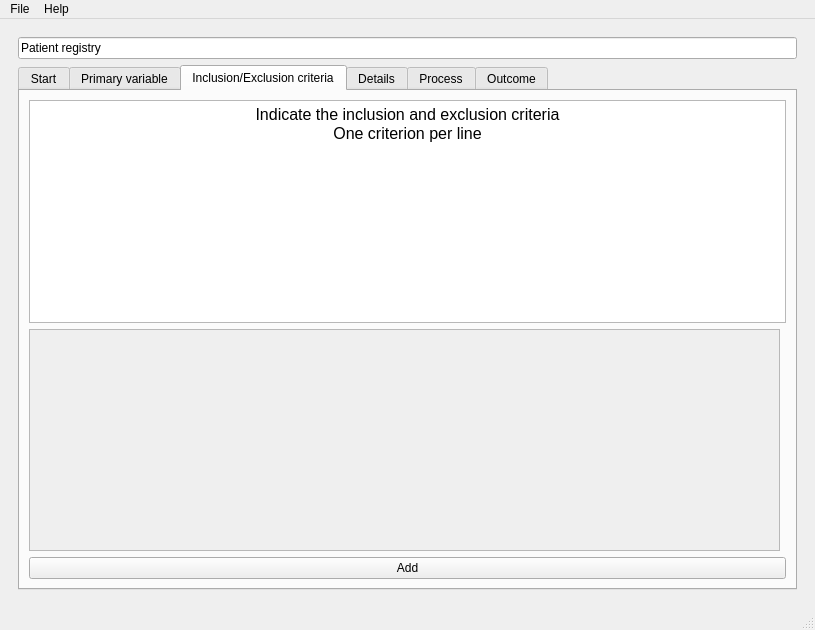
diegotxegp/hamelin, file ui/interface.ui: the form before one commit.
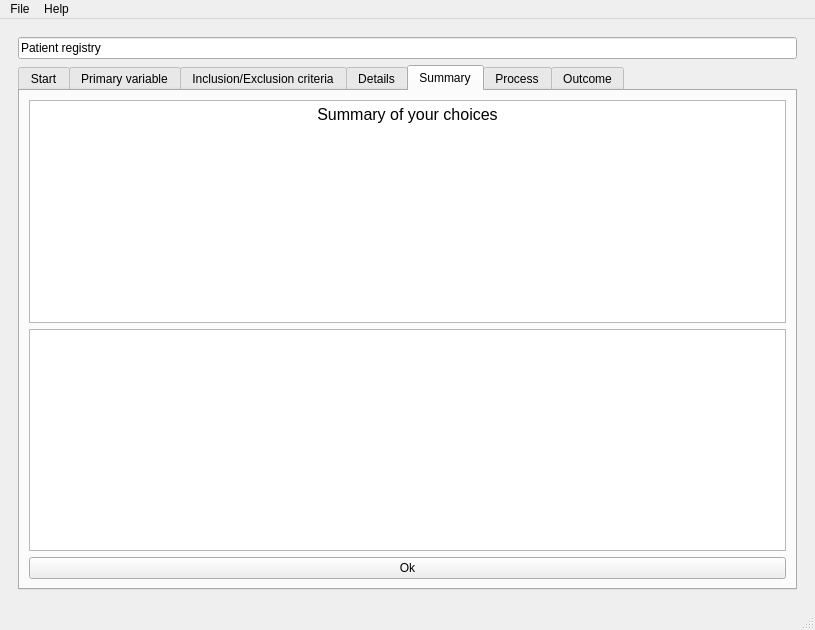
The form after the commit.

```diff
--- a/ui/interface.ui
+++ b/ui/interface.ui
@@ -248,7 +248,7 @@
         <item row="1" column="0">
          <widget class="QTabWidget" name="tabWidget_registry">
           <property name="currentIndex">
-           <number>2</number>
+           <number>4</number>
           </property>
           <widget class="QWidget" name="tab_registry_start">
            <attribute name="title">
@@ -323,7 +323,7 @@
             <item row="2" column="0" colspan="2">
              <widget class="QPushButton" name="pushButton_registry_criteria_add">
               <property name="text">
-               <string>Add</string>
+               <string>Ok</string>
               </property>
              </widget>
             </item>
@@ -340,12 +340,11 @@
 li.unchecked::marker { content: &quot;\2610&quot;; }
 li.checked::marker { content: &quot;\2612&quot;; }
 &lt;/style&gt;&lt;/head&gt;&lt;body style=&quot; font-family:'Sans Serif'; font-size:9pt; font-weight:400; font-style:normal;&quot;&gt;
-&lt;p align=&quot;center&quot; style=&quot; margin-top:0px; margin-bottom:0px; margin-left:0px; margin-right:0px; -qt-block-indent:0; text-indent:0px;&quot;&gt;&lt;span style=&quot; font-size:12pt;&quot;&gt;Indicate the inclusion and exclusion criteria&lt;/span&gt;&lt;/p&gt;
-&lt;p align=&quot;center&quot; style=&quot; margin-top:0px; margin-bottom:0px; margin-left:0px; margin-right:0px; -qt-block-indent:0; text-indent:0px;&quot;&gt;&lt;span style=&quot; font-size:12pt;&quot;&gt;One criterion per line&lt;/span&gt;&lt;/p&gt;&lt;/body&gt;&lt;/html&gt;</string>
+&lt;p align=&quot;center&quot; style=&quot; margin-top:0px; margin-bottom:0px; margin-left:0px; margin-right:0px; -qt-block-indent:0; text-indent:0px;&quot;&gt;&lt;span style=&quot; font-size:12pt;&quot;&gt;Indicate the inclusion and exclusion criteria&lt;/span&gt;&lt;/p&gt;&lt;/body&gt;&lt;/html&gt;</string>
               </property>
              </widget>
             </item>
-            <item row="1" column="0">
+            <item row="1" column="0" colspan="2">
              <widget class="QScrollArea" name="scrollArea_registry_criteria">
               <property name="widgetResizable">
                <bool>true</bool>
@@ -399,7 +398,57 @@
              </widget>
             </item>
             <item row="1" column="0">
-             <widget class="QTextEdit" name="textEdit"/>
+             <widget class="QScrollArea" name="scrollArea_registry_details">
+              <property name="widgetResizable">
+               <bool>true</bool>
+              </property>
+              <widget class="QWidget" name="scrollAreaWidgetContents_registry_details">
+               <property name="geometry">
+                <rect>
+                 <x>0</x>
+                 <y>0</y>
+                 <width>755</width>
+                 <height>220</height>
+                </rect>
+               </property>
+               <layout class="QGridLayout" name="gridLayout_32">
+                <item row="0" column="0">
+                 <widget class="QWidget" name="widget_registry_details" native="true"/>
+                </item>
+               </layout>
+              </widget>
+             </widget>
+            </item>
+           </layout>
+          </widget>
+          <widget class="QWidget" name="tab_registry_summary">
+           <attribute name="title">
+            <string>Summary</string>
+           </attribute>
+           <layout class="QGridLayout" name="gridLayout_31">
+            <item row="0" column="0">
+             <widget class="QTextEdit" name="textEdit_registry_summary">
+              <property name="html">
+               <string>&lt;!DOCTYPE HTML PUBLIC &quot;-//W3C//DTD HTML 4.0//EN&quot; &quot;http://www.w3.org/TR/REC-html40/strict.dtd&quot;&gt;
+&lt;html&gt;&lt;head&gt;&lt;meta name=&quot;qrichtext&quot; content=&quot;1&quot; /&gt;&lt;meta charset=&quot;utf-8&quot; /&gt;&lt;style type=&quot;text/css&quot;&gt;
+p, li { white-space: pre-wrap; }
+hr { height: 1px; border-width: 0; }
+li.unchecked::marker { content: &quot;\2610&quot;; }
+li.checked::marker { content: &quot;\2612&quot;; }
+&lt;/style&gt;&lt;/head&gt;&lt;body style=&quot; font-family:'Sans Serif'; font-size:9pt; font-weight:400; font-style:normal;&quot;&gt;
+&lt;p align=&quot;center&quot; style=&quot; margin-top:0px; margin-bottom:0px; margin-left:0px; margin-right:0px; -qt-block-indent:0; text-indent:0px;&quot;&gt;&lt;span style=&quot; font-size:12pt;&quot;&gt;Summary of your choices&lt;/span&gt;&lt;/p&gt;&lt;/body&gt;&lt;/html&gt;</string>
+              </property>
+             </widget>
+            </item>
+            <item row="1" column="0">
+             <widget class="QTextEdit" name="textEdit_registry_summary_config"/>
+            </item>
+            <item row="2" column="0">
+             <widget class="QPushButton" name="pushButton_registry_summary">
+              <property name="text">
+               <string>Ok</string>
+              </property>
+             </widget>
             </item>
            </layout>
           </widget>
```
Left out of the diff: 8 changed lines with no effect on the pictures.
